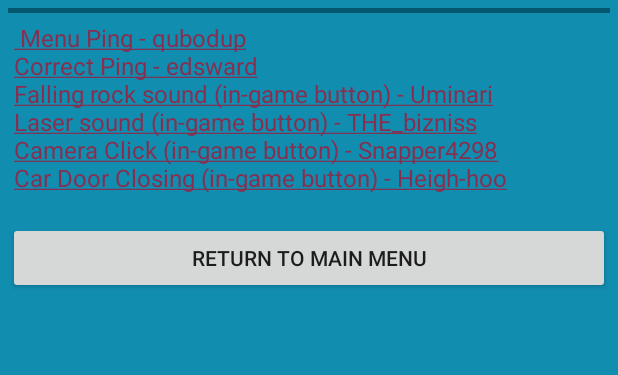
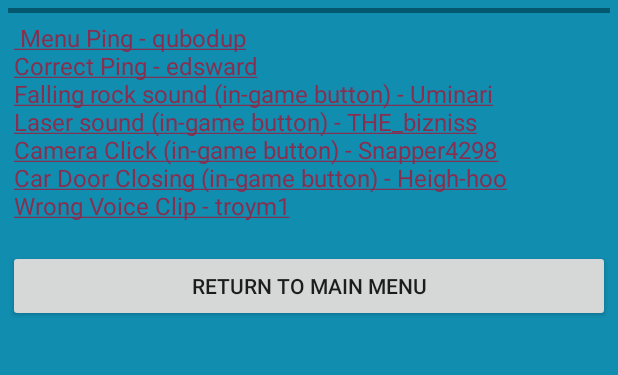
Before and after one commit to HarrisonWelch/Simon, an Android app: the AboutActivity screen opened directly, with no data from a screen before it, on a phone screen of 412 x 824 dp, the part 269-644 px from its top. Run offline under Robolectric (Android 15) with nearby library versions, the phone set to English and light mode, and no system bars.

Commit message:
wrong sound is there

```diff
--- a/app/src/main/res/values/strings.xml
+++ b/app/src/main/res/values/strings.xml
@@ -11,6 +11,7 @@
         <a href="https://freesound.org/people/THE_bizniss/sounds/39459/">Laser sound (in-game button) - THE_bizniss</a>\n
         <a href="https://freesound.org/people/Snapper4298/sounds/178186/">Camera Click (in-game button) - Snapper4298</a>\n
         <a href="https://freesound.org/people/Heigh-hoo/sounds/9876/">Car Door Closing (in-game button) - Heigh-hoo</a>\n
+        <a href="https://freesound.org/people/troym1/sounds/325443/">Wrong Voice Clip - troym1</a>\n
     </string>
 
     <string name="returnToMain">Return to Main Menu</string>
```
Also changed, not shown: app/src/main/java/com/harrisonwelch/simon/GameActivity.java (+4 -3 lines), 1 other file.
